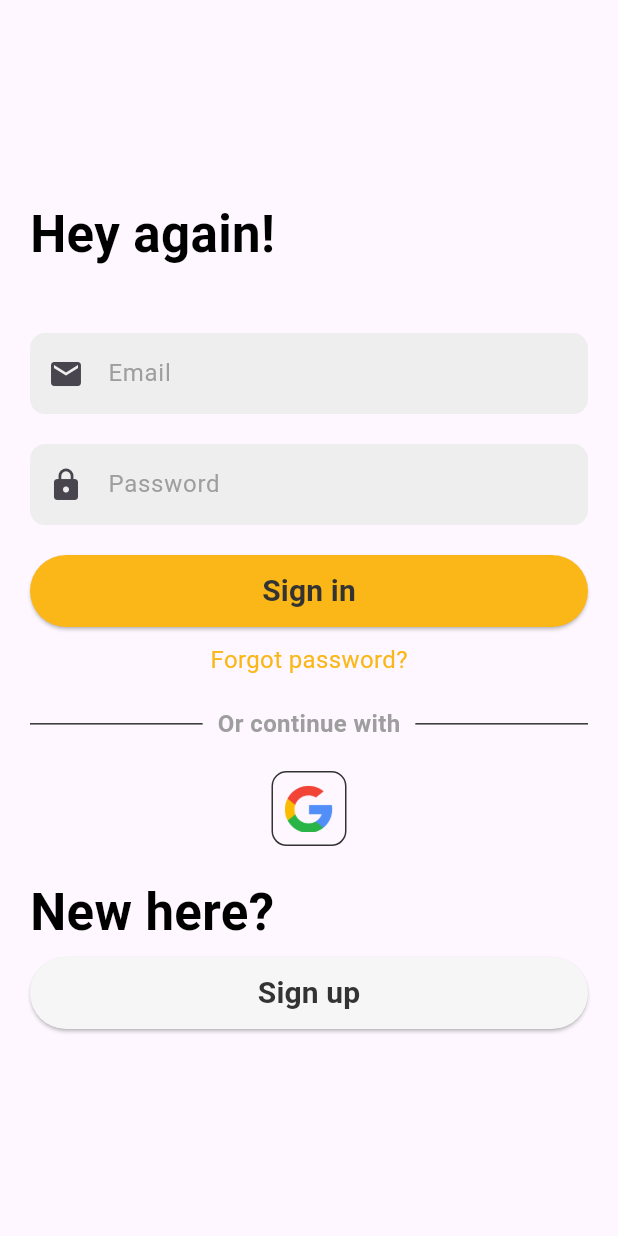
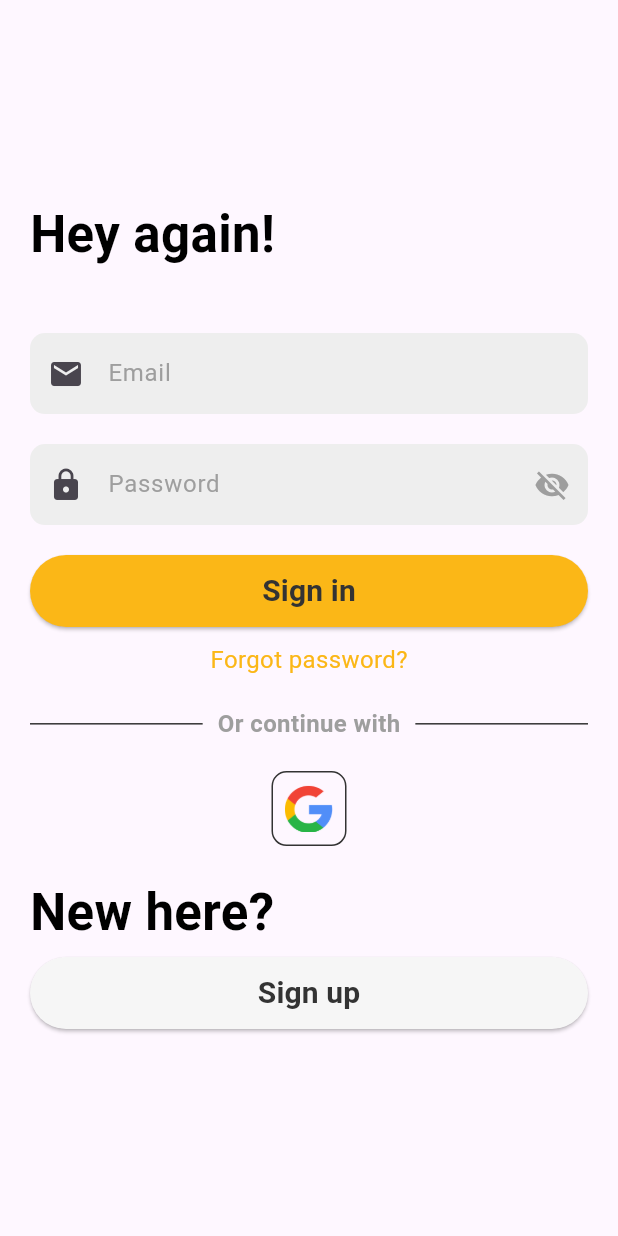
Before and after one commit to ILISI3-Taxi-Fleet-project/taxi_fleet_frontend_app, a Flutter app: the screen it shows after launch, after a tap on "Sign in", on a phone screen of 412 x 824 dp. Run offline on Flutter 3.47's test engine with Material 2 defaults, Android fonts, the phone set to English and light mode, and no system bars.

```diff
--- a/lib/components/app_button.dart
+++ b/lib/components/app_button.dart
@@ -4,22 +4,24 @@ import 'package:taxi_fleet_frontend_app/styles/colors.dart';
 class AppButton extends StatelessWidget {
   final String text;
   final Color textColor;
-  final Color backgroundColor;
+  final Color? backgroundColor;
   final double borderRadius;
   final double buttonSize;
   final double fontSize;
   final FontWeight fontWeight;
   final double width = double.infinity;
+  final VoidCallback? onPressed;
 
   const AppButton({
     Key? key,
     required this.text,
     this.textColor = AppColors.textColor,
-    this.backgroundColor = AppColors.primaryColor,
+    this.backgroundColor,
     this.borderRadius = 10.0,
     this.buttonSize = 48.0,
     this.fontSize = 16.0,
     this.fontWeight = FontWeight.bold,
+    this.onPressed,
   }) : super(key: key);
 
   @override
@@ -28,7 +30,7 @@ class AppButton extends StatelessWidget {
       height: buttonSize,
       width: width,
       child: ElevatedButton(
-        onPressed: () {},
+        onPressed: onPressed,
         style: ElevatedButton.styleFrom(
           backgroundColor: backgroundColor,
           shape: RoundedRectangleBorder(
--- a/lib/components/app_input.dart
+++ b/lib/components/app_input.dart
@@ -2,15 +2,17 @@ import 'package:flutter/material.dart';
 import 'package:taxi_fleet_frontend_app/styles/colors.dart';
 
 class AppInput extends StatelessWidget {
-  final IconData icon;
+  final IconData? icon;
   final String hintText;
   final bool obscureText;
+  final IconButton? suffixIcon;
 
   const AppInput({
     Key? key,
-    required this.icon,
+    this.icon,
     required this.hintText,
     this.obscureText = false,
+    this.suffixIcon,
   }) : super(key: key);
 
   @override
@@ -25,7 +27,8 @@ class AppInput extends StatelessWidget {
         decoration: InputDecoration(
           hintText: hintText,
           hintStyle: const TextStyle(color: AppColors.secondaryColor),
-          prefixIcon: Icon(icon),
+          prefixIcon: icon != null ? Icon(icon) : null,
+          suffixIcon: suffixIcon,
           border: InputBorder.none,
           contentPadding: const EdgeInsets.symmetric(horizontal: 20, vertical: 15),
         ),
--- a/lib/main.dart
+++ b/lib/main.dart
@@ -1,5 +1,6 @@
 import 'package:flutter/material.dart';
 import 'package:taxi_fleet_frontend_app/pages/signin_page.dart';
+import 'package:taxi_fleet_frontend_app/pages/signup_page.dart';
 
 void main() {
   runApp(const MyApp());
@@ -18,6 +19,9 @@ class MyApp extends StatelessWidget {
         useMaterial3: true,
       ),
       home: const SigninPage(),
+      routes: {
+        '/signup': (context) => const SignUpPage(),
+      },
     );
   }
 }
--- a/lib/pages/signin_page.dart
+++ b/lib/pages/signin_page.dart
@@ -3,6 +3,7 @@ import 'package:taxi_fleet_frontend_app/components/app_button.dart';
 import 'package:taxi_fleet_frontend_app/components/app_input.dart';
 import 'package:taxi_fleet_frontend_app/components/app_text.dart';
 import 'package:taxi_fleet_frontend_app/config/app_icons.dart';
+import 'package:taxi_fleet_frontend_app/pages/signup_page.dart';
 import 'package:taxi_fleet_frontend_app/styles/colors.dart';
 
 class SigninPage extends StatefulWidget {
@@ -13,6 +14,7 @@ class SigninPage extends StatefulWidget {
 }
 
 class _SigninPageState extends State<SigninPage> {
+  bool isObscure = true;
   @override
   Widget build(BuildContext context) {
     return Scaffold(
@@ -41,13 +43,26 @@ class _SigninPageState extends State<SigninPage> {
               AppInput(
                 icon: Icons.lock,
                 hintText: 'Password',
-                obscureText: true,
+                obscureText: isObscure,
+                suffixIcon: IconButton(
+                  icon: Icon(
+                    isObscure ? Icons.visibility_off : Icons.visibility,
+                    color: AppColors.secondaryColor,
+                  ),
+                  onPressed: () => {
+                    setState(() {
+                      isObscure = !isObscure;
+                    })
+                  },
+                ),
               ),
               SizedBox(height: 20),
               AppButton(
                 text: 'Sign in',
                 fontSize: 20,
                 borderRadius: 75,
+                backgroundColor: AppColors.primaryColor,
+                onPressed: () => {},
               ),
               SizedBox(height: 10),
               Align(
@@ -115,6 +130,12 @@ class _SigninPageState extends State<SigninPage> {
                 fontSize: 20,
                 borderRadius: 75,
                 backgroundColor: AppColors.thirdColor,
+                onPressed: () => {
+                  Navigator.push(
+                    context,
+                    MaterialPageRoute(builder: (context) => const SignUpPage()),
+                  )
+                }
               ),
             ],
           ),
```
